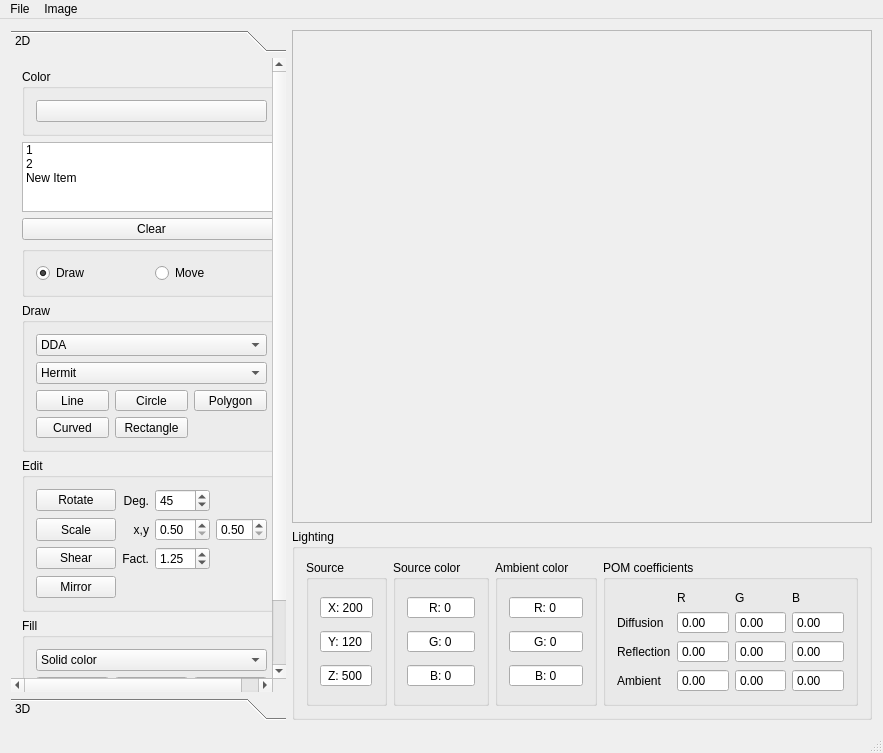
Before: the Qt Designer form src/ImageViewer.ui in IDemandASandwich/ImageViewer, drawn with Qt 5.
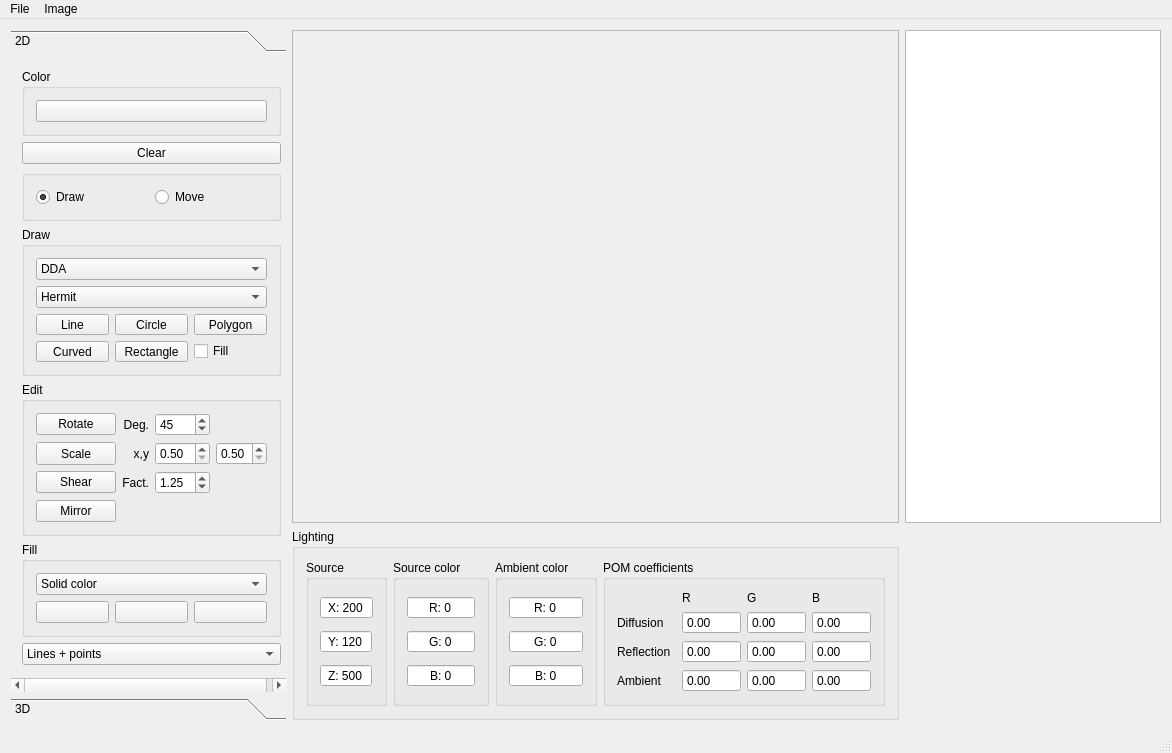
After: the same form once the commit is applied.

Diff of the .ui file:
```diff
--- a/src/ImageViewer.ui
+++ b/src/ImageViewer.ui
@@ -6,7 +6,7 @@
    <rect>
     <x>0</x>
     <y>0</y>
-    <width>883</width>
+    <width>1172</width>
     <height>753</height>
    </rect>
   </property>
@@ -484,7 +484,7 @@
         <rect>
          <x>0</x>
          <y>0</y>
-         <width>582</width>
+         <width>609</width>
          <height>492</height>
         </rect>
        </property>
@@ -517,7 +517,7 @@
          <x>0</x>
          <y>0</y>
          <width>270</width>
-         <height>715</height>
+         <height>639</height>
         </rect>
        </property>
        <attribute name="label">
@@ -556,34 +556,6 @@
           </item>
          </layout>
         </item>
-        <item>
-         <widget class="QListWidget" name="listWidgetLayers">
-          <property name="acceptDrops">
-           <bool>true</bool>
-          </property>
-          <property name="showDropIndicator" stdset="0">
-           <bool>true</bool>
-          </property>
-          <property name="dragEnabled">
-           <bool>true</bool>
-          </property>
-          <item>
-           <property name="text">
-            <string>1</string>
-           </property>
-          </item>
-          <item>
-           <property name="text">
-            <string>2</string>
-           </property>
-          </item>
-          <item>
-           <property name="text">
-            <string>New Item</string>
-           </property>
-          </item>
-         </widget>
-        </item>
         <item>
          <widget class="QPushButton" name="pushButtonClear">
           <property name="sizePolicy">
@@ -757,6 +729,13 @@
              </property>
             </widget>
            </item>
+           <item row="4" column="2">
+            <widget class="QCheckBox" name="checkBoxFill">
+             <property name="text">
+              <string>Fill</string>
+             </property>
+            </widget>
+           </item>
           </layout>
          </widget>
         </item>
@@ -1333,6 +1312,25 @@
       </widget>
      </widget>
     </item>
+    <item row="1" column="2">
+     <widget class="QListWidget" name="listWidgetLayers">
+      <property name="sizePolicy">
+       <sizepolicy hsizetype="Fixed" vsizetype="Expanding">
+        <horstretch>0</horstretch>
+        <verstretch>0</verstretch>
+       </sizepolicy>
+      </property>
+      <property name="acceptDrops">
+       <bool>true</bool>
+      </property>
+      <property name="showDropIndicator" stdset="0">
+       <bool>true</bool>
+      </property>
+      <property name="dragEnabled">
+       <bool>true</bool>
+      </property>
+     </widget>
+    </item>
    </layout>
   </widget>
   <widget class="QMenuBar" name="menuBar">
@@ -1340,7 +1338,7 @@
     <rect>
      <x>0</x>
      <y>0</y>
-     <width>883</width>
+     <width>1172</width>
      <height>21</height>
     </rect>
    </property>
```
